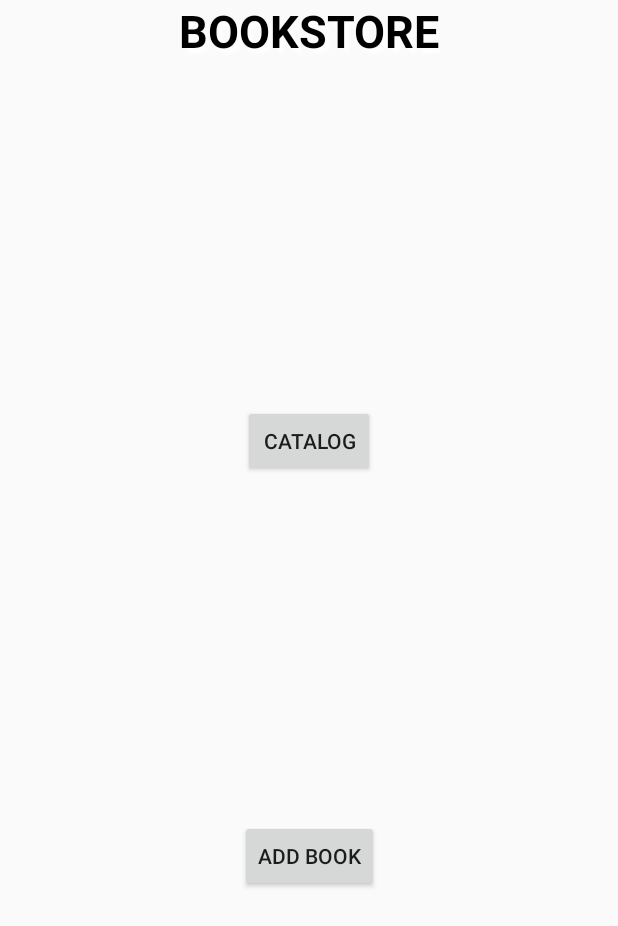
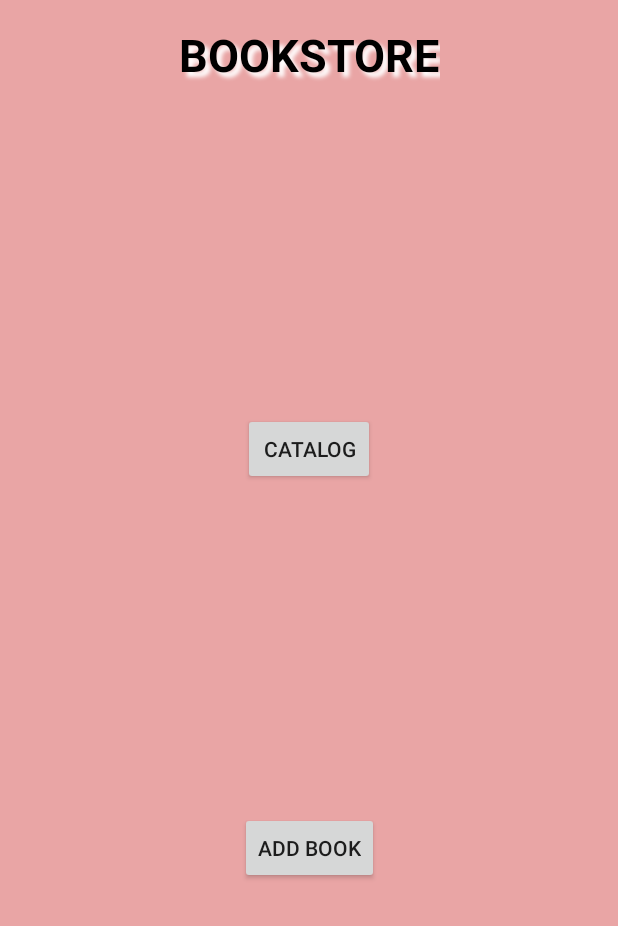
Before and after one commit to aizaguirreteb/Bookstore, an Android app: the layout activity_main.xml on its own in the app's theme, with its tools: preview values and no code run, on a phone screen of 412 x 824 dp. Shown: the top 926 px of the screen. Run offline under Robolectric (Android 15) with nearby library versions, the phone set to English and light mode, and no system bars; Roboto replaces fonts that are not available here.

Commit message:
Added Main activity to go to catalog and book form

```diff
--- a/app/src/main/AndroidManifest.xml
+++ b/app/src/main/AndroidManifest.xml
@@ -19,11 +19,7 @@
             </intent-filter>
         </activity>
         <activity android:name=".BookListActivity">
-            <intent-filter>
-                <action android:name="android.intent.action.MAIN" />
 
-                <category android:name="android.intent.category.LAUNCHER" />
-            </intent-filter>
         </activity>
         <activity android:name=".AddBookForm"></activity>
 
--- a/app/src/main/res/layout/activity_main.xml
+++ b/app/src/main/res/layout/activity_main.xml
@@ -4,7 +4,9 @@
     xmlns:tools="http://schemas.android.com/tools"
     android:layout_width="match_parent"
     android:layout_height="match_parent"
-    tools:context=".MainActivity">
+    tools:context=".MainActivity"
+    android:background="#E9A5A5"
+    android:padding="16dp">
 
     <TextView
         android:id="@+id/bookListTitle"
```
Also changed, not shown: app/src/main/java/es/aizaguirre/bookstore/MainActivity.kt (+12 -1 lines).
